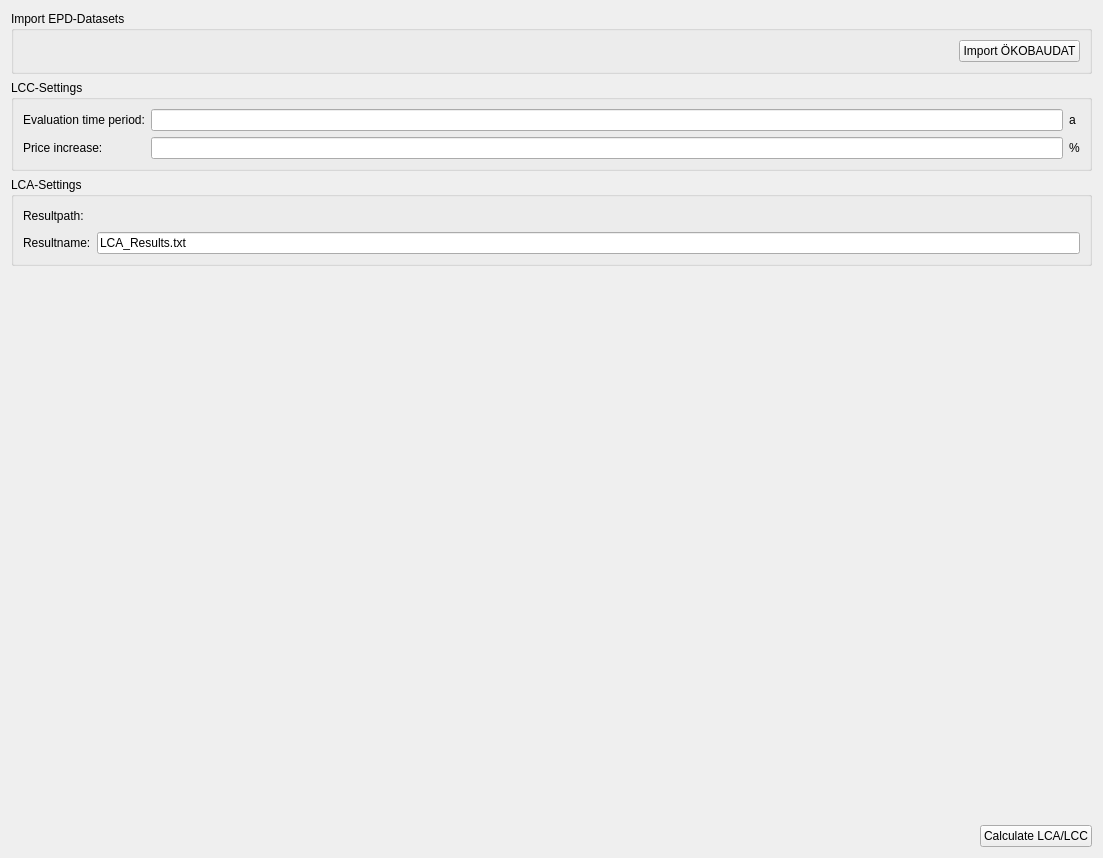
First picture: the form in SIM-VICUS/src/SVSimulationLCAOptions.ui, repository ghorwin/SIM-VICUS, before the edit.
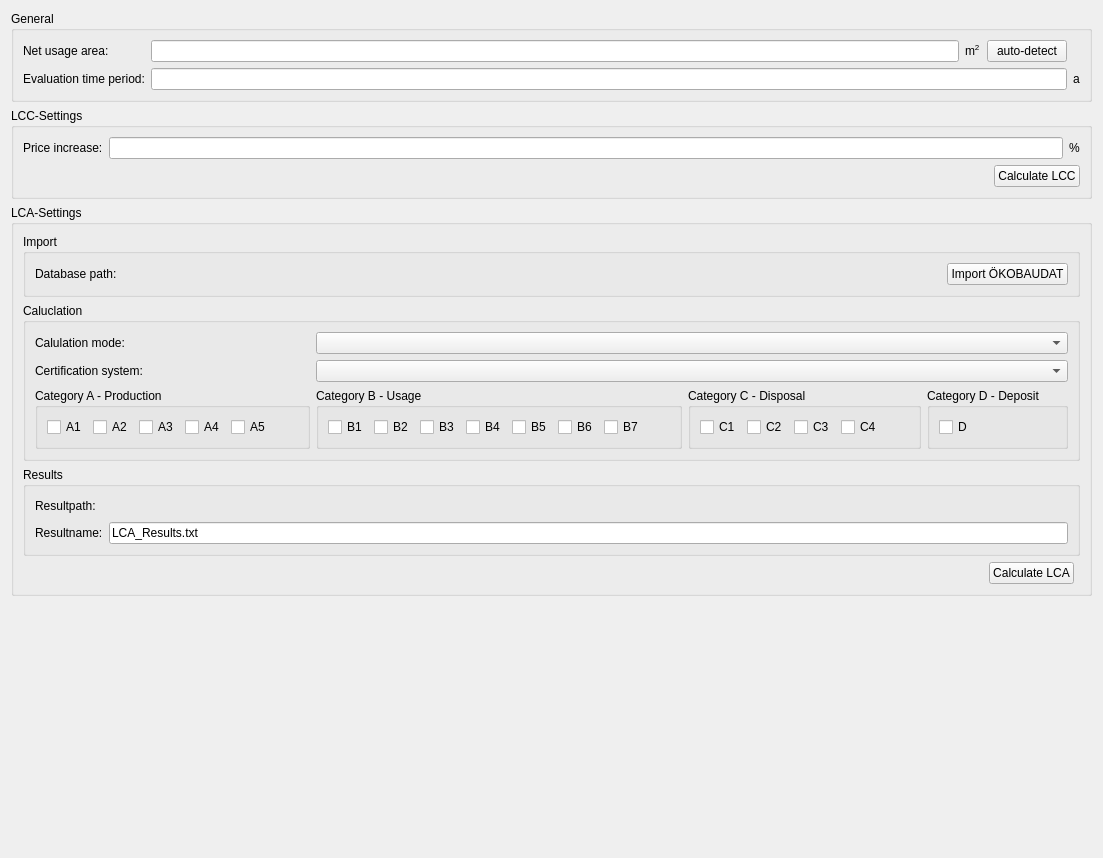
Second picture: the form after the edit. Custom widgets are drawn as their Qt base class.

Commit message: Added lots of functionality in LCA / LCC Settings dialog

Diff of the .ui file:
```diff
--- a/SIM-VICUS/src/SVSimulationLCAOptions.ui
+++ b/SIM-VICUS/src/SVSimulationLCAOptions.ui
@@ -14,55 +14,144 @@
    <string>Form</string>
   </property>
   <layout class="QGridLayout" name="gridLayout_4">
+   <item row="4" column="0" colspan="2">
+    <spacer name="verticalSpacer">
+     <property name="orientation">
+      <enum>Qt::Vertical</enum>
+     </property>
+     <property name="sizeHint" stdset="0">
+      <size>
+       <width>20</width>
+       <height>40</height>
+      </size>
+     </property>
+    </spacer>
+   </item>
+   <item row="6" column="0">
+    <spacer name="horizontalSpacer">
+     <property name="orientation">
+      <enum>Qt::Horizontal</enum>
+     </property>
+     <property name="sizeHint" stdset="0">
+      <size>
+       <width>40</width>
+       <height>20</height>
+      </size>
+     </property>
+    </spacer>
+   </item>
+   <item row="0" column="0" colspan="2">
+    <widget class="QGroupBox" name="groupBoxGeneral">
+     <property name="title">
+      <string>General</string>
+     </property>
+     <layout class="QGridLayout" name="gridLayout_7" columnstretch="0,1,0,0,0,0">
+      <item row="0" column="3">
+       <widget class="QLabel" name="label_10">
+        <property name="text">
+         <string>m&lt;sup&gt;2&lt;/sup&gt;</string>
+        </property>
+       </widget>
+      </item>
+      <item row="0" column="1" colspan="2">
+       <widget class="QtExt::ValidatingLineEdit" name="lineEditArea"/>
+      </item>
+      <item row="0" column="0">
+       <widget class="QLabel" name="label_9">
+        <property name="text">
+         <string>Net usage area:</string>
+        </property>
+       </widget>
+      </item>
+      <item row="2" column="5">
+       <widget class="QLabel" name="label_3">
+        <property name="text">
+         <string>a</string>
+        </property>
+       </widget>
+      </item>
+      <item row="2" column="0">
+       <widget class="QLabel" name="label">
+        <property name="text">
+         <string>Evaluation time period:</string>
+        </property>
+       </widget>
+      </item>
+      <item row="2" column="1" colspan="4">
+       <widget class="QtExt::ValidatingLineEdit" name="lineEditTimePeriod"/>
+      </item>
+      <item row="0" column="4">
+       <widget class="QPushButton" name="pushButtonAreaDetection">
+        <property name="text">
+         <string>auto-detect</string>
+        </property>
+       </widget>
+      </item>
+     </layout>
+    </widget>
+   </item>
    <item row="1" column="0" colspan="2">
-    <widget class="QGroupBox" name="groupBox">
+    <widget class="QGroupBox" name="groupBoxLccSettings">
      <property name="title">
       <string>LCC-Settings</string>
      </property>
      <layout class="QGridLayout" name="gridLayout">
       <item row="0" column="0">
-       <widget class="QLabel" name="label">
-        <property name="text">
-         <string>Evaluation time period:</string>
-        </property>
-       </widget>
-      </item>
-      <item row="0" column="1">
-       <widget class="QLineEdit" name="lineEditTimePeriod"/>
-      </item>
-      <item row="0" column="2">
-       <widget class="QLabel" name="label_3">
-        <property name="text">
-         <string>a</string>
-        </property>
-       </widget>
-      </item>
-      <item row="1" column="0">
        <widget class="QLabel" name="label_2">
         <property name="text">
          <string>Price increase:</string>
         </property>
        </widget>
       </item>
-      <item row="1" column="1">
-       <widget class="QLineEdit" name="lineEditPriceIncrease"/>
+      <item row="0" column="1">
+       <widget class="QtExt::ValidatingLineEdit" name="lineEditPriceIncrease"/>
       </item>
-      <item row="1" column="2">
+      <item row="0" column="2">
        <widget class="QLabel" name="label_4">
         <property name="text">
          <string>%</string>
         </property>
        </widget>
       </item>
+      <item row="1" column="1" colspan="2">
+       <layout class="QHBoxLayout" name="horizontalLayout_5">
+        <item>
+         <spacer name="horizontalSpacer_7">
+          <property name="orientation">
+           <enum>Qt::Horizontal</enum>
+          </property>
+          <property name="sizeHint" stdset="0">
+           <size>
+            <width>40</width>
+            <height>20</height>
+           </size>
+          </property>
+         </spacer>
+        </item>
+        <item>
+         <widget class="QPushButton" name="pushButtonLcc">
+          <property name="text">
+           <string>Calculate LCC</string>
+          </property>
+         </widget>
+        </item>
+       </layout>
+      </item>
      </layout>
     </widget>
    </item>
    <item row="3" column="0" colspan="2">
-    <widget class="QGroupBox" name="groupBox_3">
+    <widget class="QGroupBox" name="groupBoxLcaSettings">
      <property name="title">
       <string>LCA-Settings</string>
      </property>
-     <layout class="QGridLayout" name="gridLayout_3" columnstretch="0,1">
+     <layout class="QGridLayout" name="gridLayout_2">
+      <item row="2" column="0" colspan="3">
+       <widget class="QGroupBox" name="groupBox_5">
+        <property name="title">
+         <string>Results</string>
+        </property>
+        <layout class="QGridLayout" name="gridLayout_6">
       <item row="0" column="0">
        <widget class="QLabel" name="label_5">
         <property name="text">
@@ -97,8 +186,69 @@
      </layout>
     </widget>
    </item>
-   <item row="5" column="0">
-    <spacer name="horizontalSpacer">
+      <item row="1" column="0" colspan="3">
+       <widget class="QGroupBox" name="groupBoxLcaCalc">
+        <property name="title">
+         <string>Caluclation</string>
+        </property>
+        <layout class="QGridLayout" name="gridLayout_3">
+         <item row="2" column="1">
+          <widget class="QGroupBox" name="groupBoxCatB">
+           <property name="title">
+            <string>Category B - Usage</string>
+           </property>
+           <layout class="QHBoxLayout" name="horizontalLayout_2">
+            <item>
+             <widget class="QCheckBox" name="checkBoxB1">
+              <property name="text">
+               <string>B1</string>
+              </property>
+             </widget>
+            </item>
+            <item>
+             <widget class="QCheckBox" name="checkBoxB2">
+              <property name="text">
+               <string>B2</string>
+              </property>
+             </widget>
+            </item>
+            <item>
+             <widget class="QCheckBox" name="checkBoxB3">
+              <property name="text">
+               <string>B3</string>
+              </property>
+             </widget>
+            </item>
+            <item>
+             <widget class="QCheckBox" name="checkBoxB4">
+              <property name="text">
+               <string>B4</string>
+              </property>
+             </widget>
+            </item>
+            <item>
+             <widget class="QCheckBox" name="checkBoxB5">
+              <property name="text">
+               <string>B5</string>
+              </property>
+             </widget>
+            </item>
+            <item>
+             <widget class="QCheckBox" name="checkBoxB6">
+              <property name="text">
+               <string>B6</string>
+              </property>
+             </widget>
+            </item>
+            <item>
+             <widget class="QCheckBox" name="checkBoxB7">
+              <property name="text">
+               <string>B7</string>
+              </property>
+             </widget>
+            </item>
+            <item>
+             <spacer name="horizontalSpacer_3">
      <property name="orientation">
       <enum>Qt::Horizontal</enum>
      </property>
@@ -110,33 +260,211 @@
      </property>
     </spacer>
    </item>
-   <item row="4" column="0">
-    <spacer name="verticalSpacer">
+           </layout>
+          </widget>
+         </item>
+         <item row="2" column="3">
+          <widget class="QGroupBox" name="groupBoxCatD">
+           <property name="title">
+            <string>Category D - Deposit</string>
+           </property>
+           <layout class="QHBoxLayout" name="horizontalLayout_4">
+            <item>
+             <widget class="QCheckBox" name="checkBoxD">
+              <property name="text">
+               <string>D</string>
+              </property>
+             </widget>
+            </item>
+            <item>
+             <spacer name="horizontalSpacer_5">
      <property name="orientation">
-      <enum>Qt::Vertical</enum>
+               <enum>Qt::Horizontal</enum>
      </property>
      <property name="sizeHint" stdset="0">
       <size>
-       <width>20</width>
-       <height>40</height>
+                <width>40</width>
+                <height>20</height>
       </size>
      </property>
     </spacer>
    </item>
-   <item row="5" column="1">
-    <widget class="QPushButton" name="pushButtonLcaLcc">
+           </layout>
+          </widget>
+         </item>
+         <item row="0" column="0">
+          <widget class="QLabel" name="label_11">
      <property name="text">
-      <string>Calculate LCA/LCC</string>
+            <string>Calulation mode:</string>
      </property>
     </widget>
    </item>
-   <item row="0" column="0" colspan="2">
-    <widget class="QGroupBox" name="groupBox_2">
+         <item row="2" column="2">
+          <widget class="QGroupBox" name="groupBoxCatC">
      <property name="title">
-      <string>Import EPD-Datasets</string>
-     </property>
-     <layout class="QGridLayout" name="gridLayout_2" columnstretch="1,0" columnminimumwidth="0,0">
+            <string>Category C - Disposal</string>
+           </property>
+           <layout class="QHBoxLayout" name="horizontalLayout_3">
+            <item>
+             <widget class="QCheckBox" name="checkBoxC1">
+              <property name="text">
+               <string>C1</string>
+              </property>
+             </widget>
+            </item>
+            <item>
+             <widget class="QCheckBox" name="checkBoxC2">
+              <property name="text">
+               <string>C2</string>
+              </property>
+             </widget>
+            </item>
+            <item>
+             <widget class="QCheckBox" name="checkBoxC3">
+              <property name="text">
+               <string>C3</string>
+              </property>
+             </widget>
+            </item>
+            <item>
+             <widget class="QCheckBox" name="checkBoxC4">
+              <property name="text">
+               <string>C4</string>
+              </property>
+             </widget>
+            </item>
+            <item>
+             <spacer name="horizontalSpacer_4">
+              <property name="orientation">
+               <enum>Qt::Horizontal</enum>
+              </property>
+              <property name="sizeHint" stdset="0">
+               <size>
+                <width>40</width>
+                <height>20</height>
+               </size>
+              </property>
+             </spacer>
+            </item>
+           </layout>
+          </widget>
+         </item>
+         <item row="2" column="0">
+          <widget class="QGroupBox" name="groupBoxCatA">
+           <property name="title">
+            <string>Category A - Production</string>
+           </property>
+           <layout class="QHBoxLayout" name="horizontalLayout">
+            <item>
+             <widget class="QCheckBox" name="checkBoxA1">
+              <property name="text">
+               <string>A1</string>
+              </property>
+              <property name="checked">
+               <bool>false</bool>
+              </property>
+             </widget>
+            </item>
+            <item>
+             <widget class="QCheckBox" name="checkBoxA2">
+              <property name="text">
+               <string>A2</string>
+              </property>
+              <property name="checked">
+               <bool>false</bool>
+              </property>
+             </widget>
+            </item>
+            <item>
+             <widget class="QCheckBox" name="checkBoxA3">
+              <property name="text">
+               <string>A3</string>
+              </property>
+              <property name="checked">
+               <bool>false</bool>
+              </property>
+             </widget>
+            </item>
+            <item>
+             <widget class="QCheckBox" name="checkBoxA4">
+              <property name="text">
+               <string>A4</string>
+              </property>
+             </widget>
+            </item>
+            <item>
+             <widget class="QCheckBox" name="checkBoxA5">
+              <property name="text">
+               <string>A5</string>
+              </property>
+             </widget>
+            </item>
+            <item>
+             <spacer name="horizontalSpacer_2">
+              <property name="orientation">
+               <enum>Qt::Horizontal</enum>
+              </property>
+              <property name="sizeHint" stdset="0">
+               <size>
+                <width>40</width>
+                <height>20</height>
+               </size>
+              </property>
+             </spacer>
+            </item>
+           </layout>
+          </widget>
+         </item>
+         <item row="1" column="0">
+          <widget class="QLabel" name="label_12">
+           <property name="text">
+            <string>Certification system:</string>
+           </property>
+          </widget>
+         </item>
+         <item row="0" column="1" colspan="3">
+          <widget class="QComboBox" name="comboBoxCalculationMode"/>
+         </item>
+         <item row="1" column="1" colspan="3">
+          <widget class="QComboBox" name="comboBoxCertificationSystem"/>
+         </item>
+        </layout>
+       </widget>
+      </item>
+      <item row="3" column="1">
+       <widget class="QPushButton" name="pushButtonLca">
+        <property name="text">
+         <string>Calculate LCA</string>
+        </property>
+       </widget>
+      </item>
+      <item row="3" column="0">
+       <spacer name="horizontalSpacer_6">
+        <property name="orientation">
+         <enum>Qt::Horizontal</enum>
+        </property>
+        <property name="sizeHint" stdset="0">
+         <size>
+          <width>40</width>
+          <height>20</height>
+         </size>
+        </property>
+       </spacer>
+      </item>
+      <item row="0" column="0" colspan="3">
+       <widget class="QGroupBox" name="groupBox_4">
+        <property name="title">
+         <string>Import</string>
+        </property>
+        <layout class="QGridLayout" name="gridLayout_5" columnstretch="0,1,0">
       <item row="0" column="0">
+          <widget class="QLabel" name="label_8">
+           <property name="text">
+            <string>Database path:</string>
+           </property>
+          </widget>
+         </item>
+         <item row="0" column="1">
        <widget class="QtExt::BrowseFilenameWidget" name="filepathOekoBauDat" native="true">
         <property name="minimumSize">
          <size>
@@ -146,7 +474,7 @@
         </property>
        </widget>
       </item>
-      <item row="0" column="1">
+         <item row="0" column="2">
        <widget class="QPushButton" name="pushButtonImportOkoebaudat">
         <property name="text">
          <string>Import ÖKOBAUDAT</string>
@@ -158,6 +486,9 @@
    </item>
   </layout>
  </widget>
+   </item>
+  </layout>
+ </widget>
  <customwidgets>
   <customwidget>
    <class>QtExt::BrowseFilenameWidget</class>
@@ -165,6 +496,14 @@
    <header>QtExt_BrowseFilenameWidget.h</header>
    <container>1</container>
   </customwidget>
+  <customwidget>
+   <class>QtExt::ValidatingLineEdit</class>
+   <extends>QLineEdit</extends>
+   <header location="global">QtExt_ValidatingLineEdit.h</header>
+   <slots>
+    <signal>editingFinishedSuccessfully()</signal>
+   </slots>
+  </customwidget>
  </customwidgets>
  <resources/>
  <connections/>
```
Lines whose indentation alone changed are shown as unchanged.
